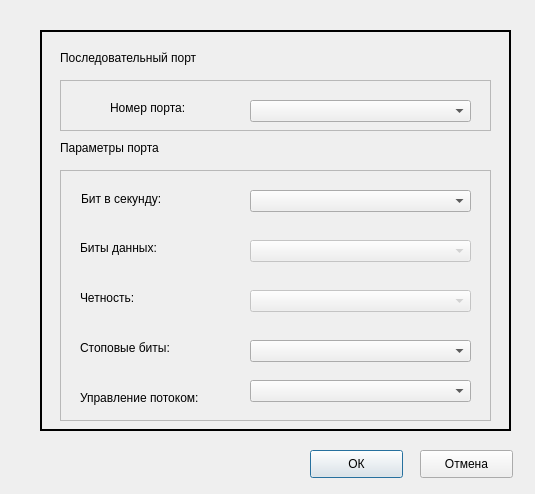
The window that first/pram_connection.ui (slmir/test) describes before a commit, drawn with Qt 5.
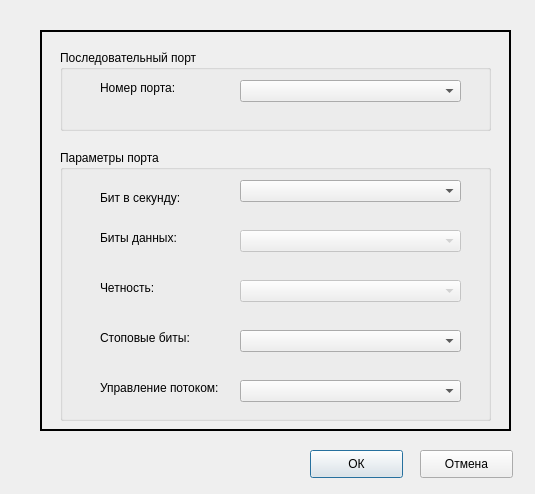
The same window after the commit.

```diff
--- a/first/pram_connection.ui
+++ b/first/pram_connection.ui
@@ -31,39 +31,23 @@
    <property name="midLineWidth">
     <number>1</number>
    </property>
-   <widget class="QLabel" name="label">
+   <widget class="QGroupBox" name="groupBox_2">
     <property name="geometry">
      <rect>
       <x>20</x>
       <y>20</y>
-      <width>171</width>
-      <height>16</height>
+      <width>431</width>
+      <height>81</height>
      </rect>
     </property>
-    <property name="text">
+    <property name="title">
      <string>Последовательный порт</string>
     </property>
-   </widget>
-   <widget class="QFrame" name="frame_2">
-    <property name="geometry">
-     <rect>
-      <x>20</x>
-      <y>50</y>
-      <width>431</width>
-      <height>51</height>
-     </rect>
-    </property>
-    <property name="frameShape">
-     <enum>QFrame::StyledPanel</enum>
-    </property>
-    <property name="frameShadow">
-     <enum>QFrame::Raised</enum>
-    </property>
     <widget class="QLabel" name="label_2">
      <property name="geometry">
       <rect>
-       <x>50</x>
-       <y>20</y>
+       <x>40</x>
+       <y>30</y>
        <width>91</width>
        <height>16</height>
       </rect>
@@ -75,34 +59,31 @@
     <widget class="QComboBox" name="Port_number_comboBox">
      <property name="geometry">
       <rect>
-       <x>190</x>
-       <y>20</y>
+       <x>180</x>
+       <y>30</y>
        <width>221</width>
        <height>22</height>
       </rect>
      </property>
     </widget>
    </widget>
-   <widget class="QFrame" name="frame_3">
+   <widget class="QGroupBox" name="groupBox_3">
     <property name="geometry">
      <rect>
       <x>20</x>
-      <y>140</y>
+      <y>120</y>
       <width>431</width>
-      <height>251</height>
+      <height>271</height>
      </rect>
     </property>
-    <property name="frameShape">
-     <enum>QFrame::StyledPanel</enum>
-    </property>
-    <property name="frameShadow">
-     <enum>QFrame::Raised</enum>
+    <property name="title">
+     <string>Параметры порта</string>
     </property>
     <widget class="QLabel" name="label_4">
      <property name="geometry">
       <rect>
-       <x>21</x>
-       <y>21</y>
+       <x>40</x>
+       <y>40</y>
        <width>86</width>
        <height>16</height>
       </rect>
@@ -114,8 +95,8 @@
     <widget class="QLabel" name="label_5">
      <property name="geometry">
       <rect>
-       <x>20</x>
-       <y>70</y>
+       <x>40</x>
+       <y>80</y>
        <width>91</width>
        <height>16</height>
       </rect>
@@ -127,8 +108,8 @@
     <widget class="QLabel" name="label_6">
      <property name="geometry">
       <rect>
-       <x>20</x>
-       <y>120</y>
+       <x>40</x>
+       <y>130</y>
        <width>91</width>
        <height>16</height>
       </rect>
@@ -140,8 +121,8 @@
     <widget class="QLabel" name="label_7">
      <property name="geometry">
       <rect>
-       <x>20</x>
-       <y>170</y>
+       <x>40</x>
+       <y>180</y>
        <width>111</width>
        <height>16</height>
       </rect>
@@ -153,8 +134,8 @@
     <widget class="QLabel" name="label_8">
      <property name="geometry">
       <rect>
-       <x>20</x>
-       <y>220</y>
+       <x>40</x>
+       <y>230</y>
        <width>141</width>
        <height>16</height>
       </rect>
@@ -169,8 +150,8 @@
      </property>
      <property name="geometry">
       <rect>
-       <x>190</x>
-       <y>70</y>
+       <x>180</x>
+       <y>80</y>
        <width>221</width>
        <height>22</height>
       </rect>
@@ -182,8 +163,8 @@
      </property>
      <property name="geometry">
       <rect>
-       <x>190</x>
-       <y>120</y>
+       <x>180</x>
+       <y>130</y>
        <width>221</width>
        <height>22</height>
       </rect>
@@ -192,8 +173,8 @@
     <widget class="QComboBox" name="comboBox_5">
      <property name="geometry">
       <rect>
-       <x>190</x>
-       <y>170</y>
+       <x>180</x>
+       <y>180</y>
        <width>221</width>
        <height>22</height>
       </rect>
@@ -202,8 +183,8 @@
     <widget class="QComboBox" name="comboBox_6">
      <property name="geometry">
       <rect>
-       <x>190</x>
-       <y>210</y>
+       <x>180</x>
+       <y>230</y>
        <width>221</width>
        <height>22</height>
       </rect>
@@ -212,27 +193,14 @@
     <widget class="QComboBox" name="comboBox_2">
      <property name="geometry">
       <rect>
-       <x>190</x>
-       <y>20</y>
+       <x>180</x>
+       <y>30</y>
        <width>221</width>
        <height>22</height>
       </rect>
      </property>
     </widget>
    </widget>
-   <widget class="QLabel" name="label_3">
-    <property name="geometry">
-     <rect>
-      <x>20</x>
-      <y>110</y>
-      <width>171</width>
-      <height>16</height>
-     </rect>
-    </property>
-    <property name="text">
-     <string>Параметры порта</string>
-    </property>
-   </widget>
   </widget>
   <widget class="QPushButton" name="OK_button">
    <property name="geometry">
```
